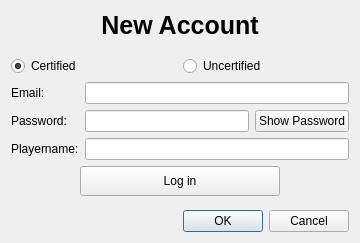
Qt form Kaminec/UI/dialogs/accountdialog.ui (kaniol-lck/Kaminec) before a commit.
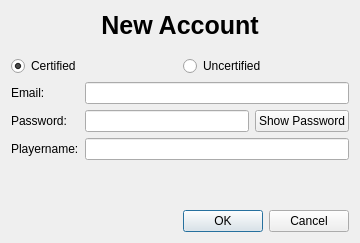
The same form after that commit.

Commit message: Simplify Account Dialog.

What changed in the file:
```diff
--- a/Kaminec/UI/dialogs/accountdialog.ui
+++ b/Kaminec/UI/dialogs/accountdialog.ui
@@ -156,55 +156,6 @@
      </item>
     </layout>
    </item>
-   <item>
-    <layout class="QHBoxLayout" name="horizontalLayout">
-     <item>
-      <spacer name="horizontalSpacer">
-       <property name="orientation">
-        <enum>Qt::Horizontal</enum>
-       </property>
-       <property name="sizeHint" stdset="0">
-        <size>
-         <width>40</width>
-         <height>20</height>
-        </size>
-       </property>
-      </spacer>
-     </item>
-     <item>
-      <widget class="QPushButton" name="log_in_out_pb">
-       <property name="sizePolicy">
-        <sizepolicy hsizetype="Fixed" vsizetype="Fixed">
-         <horstretch>0</horstretch>
-         <verstretch>0</verstretch>
-        </sizepolicy>
-       </property>
-       <property name="minimumSize">
-        <size>
-         <width>200</width>
-         <height>30</height>
-        </size>
-       </property>
-       <property name="text">
-        <string>Log in</string>
-       </property>
-      </widget>
-     </item>
-     <item>
-      <spacer name="horizontalSpacer_2">
-       <property name="orientation">
-        <enum>Qt::Horizontal</enum>
-       </property>
-       <property name="sizeHint" stdset="0">
-        <size>
-         <width>40</width>
-         <height>20</height>
-        </size>
-       </property>
-      </spacer>
-     </item>
-    </layout>
-   </item>
    <item>
     <spacer name="verticalSpacer_2">
      <property name="orientation">
```
The commit also changes 4 other files.
